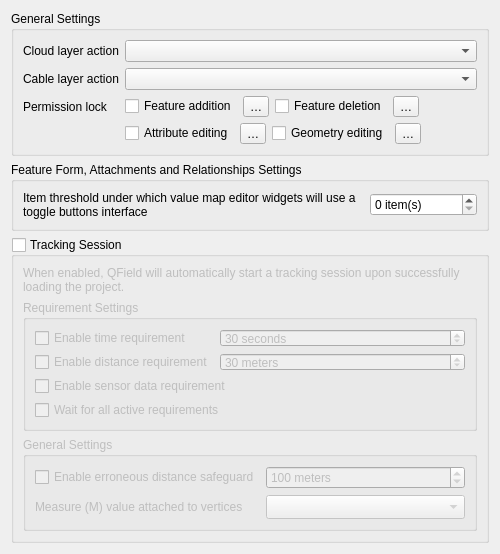
Old version of the form qfieldsync/ui/map_layer_config_widget.ui in the repository opengisch/qfieldsync.
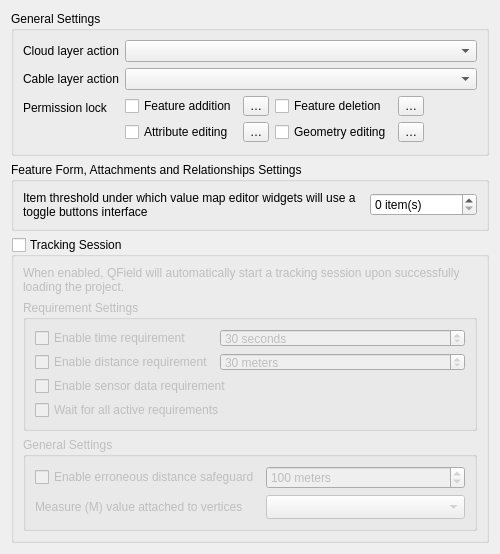
New version of the form. Custom widgets are drawn as their Qt base class.

Commit message: Use a grid layout to display locks to improve visual alignment

What changed in the file:
```diff
--- a/qfieldsync/ui/map_layer_config_widget.ui
+++ b/qfieldsync/ui/map_layer_config_widget.ui
@@ -52,8 +52,8 @@
        </widget>
       </item>
       <item row="2" column="1">
-       <layout class="QHBoxLayout" name="horizontalLayout">
-        <item>
+       <layout class="QGridLayout" name="lockGridLayout">
+        <item row="0" column="0">
          <widget class="QCheckBox" name="isFeatureAdditionLockedCheckBox">
           <property name="toolTip">
            <string>When enabled, this option disables adding features onto the layer.</string>
@@ -63,14 +63,14 @@
           </property>
          </widget>
         </item>
-        <item>
+        <item row="0" column="1">
          <widget class="QgsPropertyOverrideButton" name="isFeatureAdditionLockedDDButton">
           <property name="text">
            <string>…</string>
           </property>
          </widget>
         </item>
-        <item>
+        <item row="0" column="2">
          <widget class="QCheckBox" name="isFeatureDeletionLockedCheckBox">
           <property name="toolTip">
            <string>When enabled, this option disables the deletion of features.</string>
@@ -80,14 +80,14 @@
           </property>
          </widget>
         </item>
-        <item>
+        <item row="0" column="3">
          <widget class="QgsPropertyOverrideButton" name="isFeatureDeletionLockedDDButton">
           <property name="text">
            <string>…</string>
           </property>
          </widget>
         </item>
-        <item>
+        <item row="0" column="4">
          <spacer name="horizontalSpacer">
           <property name="orientation">
            <enum>Qt::Horizontal</enum>
@@ -100,11 +100,7 @@
           </property>
          </spacer>
         </item>
-       </layout>
-      </item>
-      <item row="3" column="1">
-       <layout class="QHBoxLayout" name="horizontalLayout2">
-        <item>
+        <item row="1" column="0">
          <widget class="QCheckBox" name="isAttributeEditingLockedCheckBox">
           <property name="toolTip">
            <string>When enabled, this option disables modifying attributes of existing features.</string>
@@ -114,14 +110,14 @@
           </property>
          </widget>
         </item>
-        <item>
+        <item row="1" column="1">
          <widget class="QgsPropertyOverrideButton" name="isAttributeEditingLockedDDButton">
           <property name="text">
            <string>…</string>
           </property>
          </widget>
         </item>
-        <item>
+        <item row="1" column="2">
          <widget class="QCheckBox" name="isGeometryEditingLockedCheckBox">
           <property name="toolTip">
            <string>When enabled, this option disables modifying geometries of existing features.</string>
@@ -131,26 +127,13 @@
           </property>
          </widget>
         </item>
-        <item>
+        <item row="1" column="3">
          <widget class="QgsPropertyOverrideButton" name="isGeometryEditingLockedDDButton">
           <property name="text">
            <string>…</string>
           </property>
          </widget>
         </item>
-        <item>
-         <spacer name="horizontalSpacer2">
-          <property name="orientation">
-           <enum>Qt::Horizontal</enum>
-          </property>
-          <property name="sizeHint" stdset="0">
-           <size>
-            <width>20</width>
-            <height>20</height>
-           </size>
-          </property>
-         </spacer>
-        </item>
        </layout>
       </item>
       <item row="1" column="1">
```
